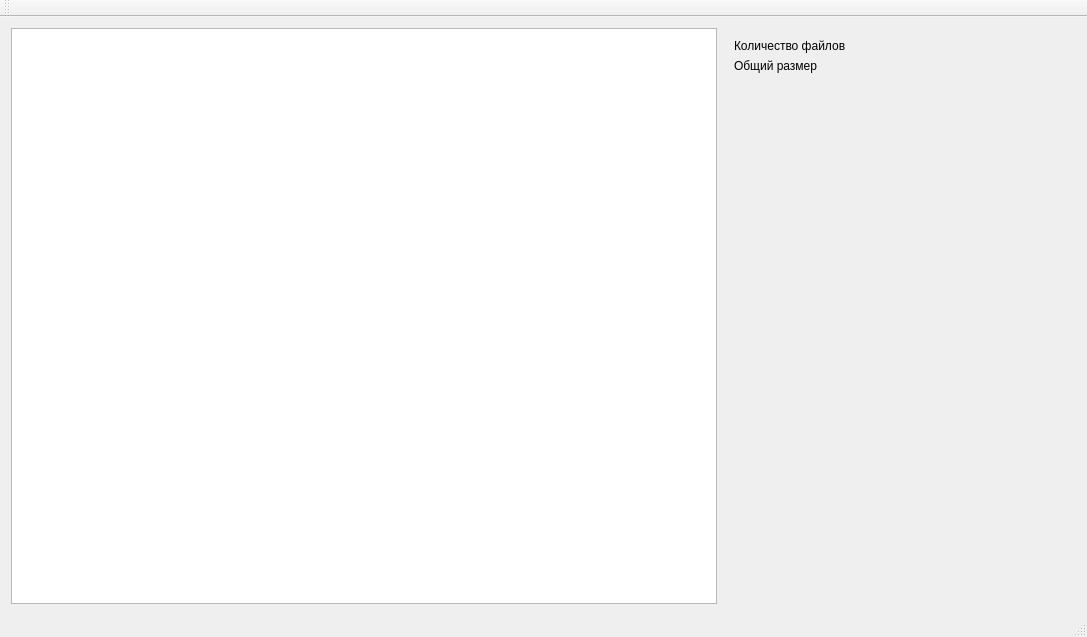
Qt form mainwindow.ui (Trother555/fileTree) before a commit.
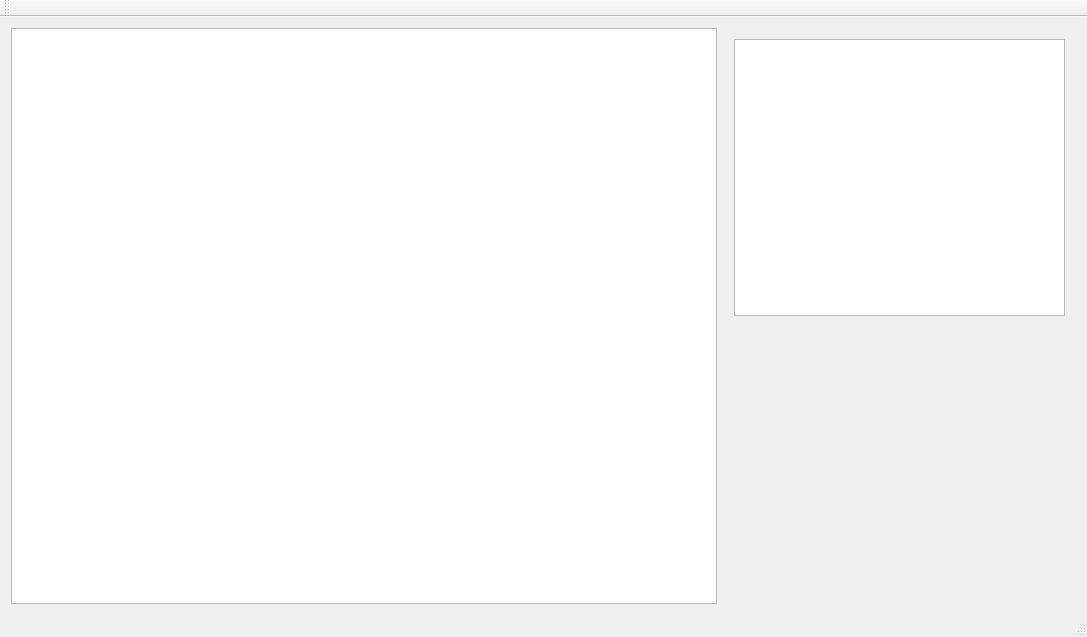
The same form after that commit.

Diff of the .ui file:
```diff
--- a/mainwindow.ui
+++ b/mainwindow.ui
@@ -34,58 +34,6 @@
        </sizepolicy>
       </property>
       <layout class="QGridLayout" name="gridLayout">
-       <item row="0" column="2">
-        <widget class="QLabel" name="fileCount">
-         <property name="sizePolicy">
-          <sizepolicy hsizetype="Expanding" vsizetype="Fixed">
-           <horstretch>0</horstretch>
-           <verstretch>0</verstretch>
-          </sizepolicy>
-         </property>
-         <property name="text">
-          <string/>
-         </property>
-        </widget>
-       </item>
-       <item row="0" column="0" colspan="2">
-        <widget class="QLabel" name="fileCountLabel">
-         <property name="sizePolicy">
-          <sizepolicy hsizetype="Expanding" vsizetype="Fixed">
-           <horstretch>0</horstretch>
-           <verstretch>0</verstretch>
-          </sizepolicy>
-         </property>
-         <property name="text">
-          <string>Количество файлов</string>
-         </property>
-        </widget>
-       </item>
-       <item row="1" column="0">
-        <widget class="QLabel" name="label_2Label">
-         <property name="sizePolicy">
-          <sizepolicy hsizetype="Expanding" vsizetype="Fixed">
-           <horstretch>0</horstretch>
-           <verstretch>0</verstretch>
-          </sizepolicy>
-         </property>
-         <property name="text">
-          <string>Общий размер</string>
-         </property>
-        </widget>
-       </item>
-       <item row="1" column="2">
-        <widget class="QLabel" name="allSize">
-         <property name="sizePolicy">
-          <sizepolicy hsizetype="Expanding" vsizetype="Fixed">
-           <horstretch>0</horstretch>
-           <verstretch>0</verstretch>
-          </sizepolicy>
-         </property>
-         <property name="text">
-          <string/>
-         </property>
-        </widget>
-       </item>
        <item row="2" column="0">
         <spacer name="verticalSpacer">
          <property name="orientation">
@@ -99,6 +47,9 @@
          </property>
         </spacer>
        </item>
+       <item row="1" column="0">
+        <widget class="QTextBrowser" name="statisticsView"/>
+       </item>
       </layout>
      </widget>
     </item>
```
